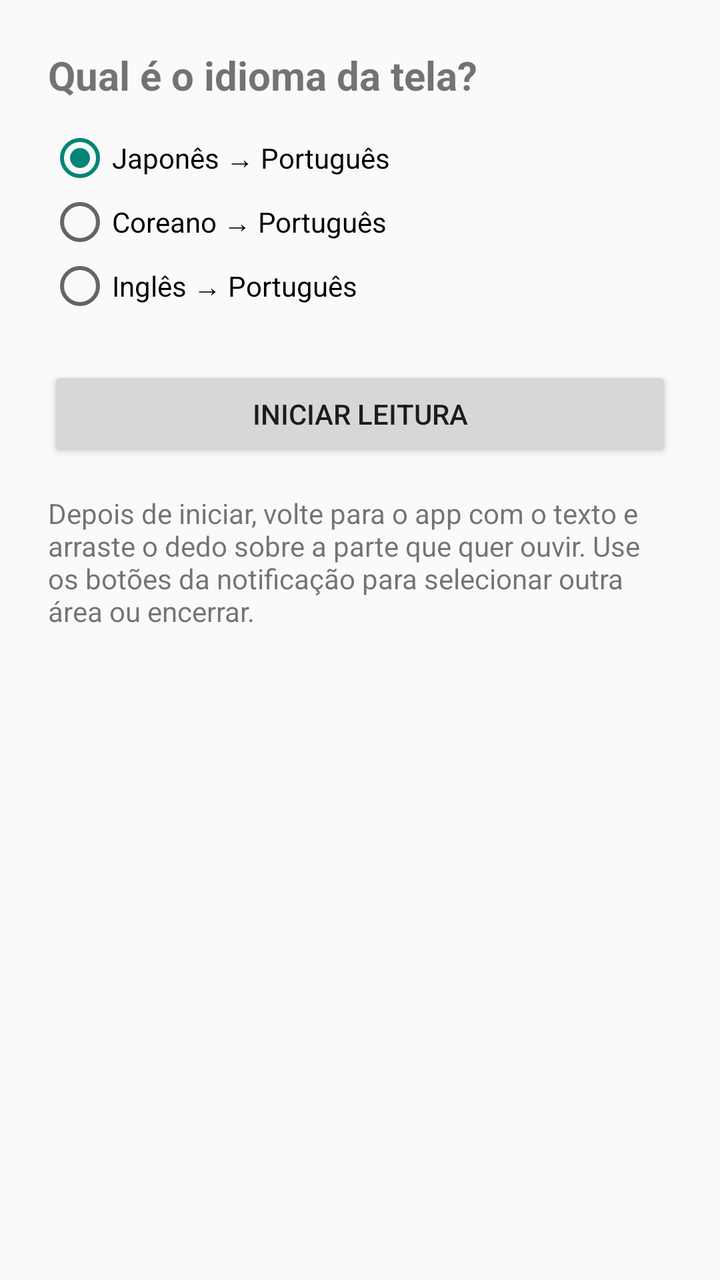
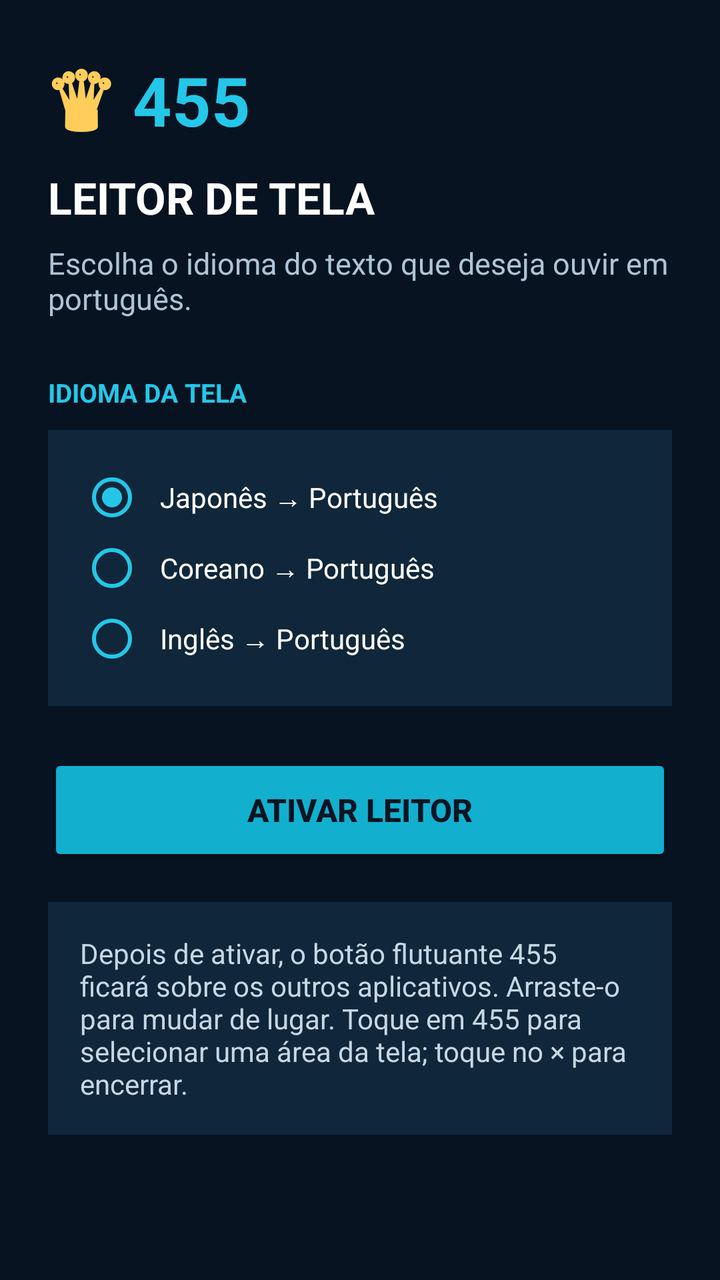

Before-and-after screenshots of an Android layout around one commit, followed by the original layout XML and the change that was made.
<!-- AndroidManifest.xml: application theme Theme.AppCompat.Light.DarkActionBar -->
<!-- res/layout/activity_main.xml -->
<?xml version="1.0" encoding="utf-8"?>
<LinearLayout xmlns:android="http://schemas.android.com/apk/res/android"
    android:layout_width="match_parent"
    android:layout_height="match_parent"
    android:orientation="vertical"
    android:padding="24dp">

    <TextView
        android:layout_width="wrap_content"
        android:layout_height="wrap_content"
        android:text="Qual é o idioma da tela?"
        android:textSize="20sp"
        android:textStyle="bold" />

    <RadioGroup
        android:id="@+id/rgLang"
        android:layout_width="wrap_content"
        android:layout_height="wrap_content"
        android:layout_marginTop="12dp">

        <RadioButton
            android:id="@+id/rbJa"
            android:layout_width="wrap_content"
            android:layout_height="wrap_content"
            android:checked="true"
            android:text="Japonês → Português" />

        <RadioButton
            android:id="@+id/rbKo"
            android:layout_width="wrap_content"
            android:layout_height="wrap_content"
            android:text="Coreano → Português" />

        <RadioButton
            android:id="@+id/rbEn"
            android:layout_width="wrap_content"
            android:layout_height="wrap_content"
            android:text="Inglês → Português" />
    </RadioGroup>

    <Button
        android:id="@+id/btnStart"
        android:layout_width="match_parent"
        android:layout_height="wrap_content"
        android:layout_marginTop="24dp"
        android:text="Iniciar leitura" />

    <TextView
        android:layout_width="wrap_content"
        android:layout_height="wrap_content"
        android:layout_marginTop="16dp"
        android:text="Depois de iniciar, volte para o app com o texto e arraste o dedo sobre a parte que quer ouvir. Use os botões da notificação para selecionar outra área ou encerrar."
        android:textSize="14sp" />

</LinearLayout>
<!-- resources referenced by this layout -->
<resources>

</resources>

<!-- the commit's change to res/layout/activity_main.xml (unified diff, before → after) -->
@@ -1,55 +1,19 @@
 <?xml version="1.0" encoding="utf-8"?>
-<LinearLayout xmlns:android="http://schemas.android.com/apk/res/android"
-    android:layout_width="match_parent"
-    android:layout_height="match_parent"
-    android:orientation="vertical"
-    android:padding="24dp">
-
-    <TextView
-        android:layout_width="wrap_content"
-        android:layout_height="wrap_content"
-        android:text="Qual é o idioma da tela?"
-        android:textSize="20sp"
-        android:textStyle="bold" />
-
-    <RadioGroup
-        android:id="@+id/rgLang"
-        android:layout_width="wrap_content"
-        android:layout_height="wrap_content"
-        android:layout_marginTop="12dp">
-
-        <RadioButton
-            android:id="@+id/rbJa"
-            android:layout_width="wrap_content"
-            android:layout_height="wrap_content"
-            android:checked="true"
-            android:text="Japonês → Português" />
-
-        <RadioButton
-            android:id="@+id/rbKo"
-            android:layout_width="wrap_content"
-            android:layout_height="wrap_content"
-            android:text="Coreano → Português" />
-
-        <RadioButton
-            android:id="@+id/rbEn"
-            android:layout_width="wrap_content"
-            android:layout_height="wrap_content"
-            android:text="Inglês → Português" />
-    </RadioGroup>
-
-    <Button
-        android:id="@+id/btnStart"
-        android:layout_width="match_parent"
-        android:layout_height="wrap_content"
-        android:layout_marginTop="24dp"
-        android:text="Iniciar leitura" />
-
-    <TextView
-        android:layout_width="wrap_content"
-        android:layout_height="wrap_content"
-        android:layout_marginTop="16dp"
-        android:text="Depois de iniciar, volte para o app com o texto e arraste o dedo sobre a parte que quer ouvir. Use os botões da notificação para selecionar outra área ou encerrar."
-        android:textSize="14sp" />
-
+<ScrollView xmlns:android="http://schemas.android.com/apk/res/android" android:layout_width="match_parent" android:layout_height="match_parent" android:background="#071321" android:fillViewport="true">
+<LinearLayout android:layout_width="match_parent" android:layout_height="wrap_content" android:orientation="vertical" android:padding="24dp">
+<LinearLayout android:layout_width="wrap_content" android:layout_height="wrap_content" android:orientation="horizontal" android:gravity="center_vertical">
+<TextView android:layout_width="wrap_content" android:layout_height="wrap_content" android:text="♛" android:textColor="#FFCD5A" android:textSize="38sp" android:textStyle="bold"/>
+<TextView android:layout_width="wrap_content" android:layout_height="wrap_content" android:layout_marginStart="10dp" android:text="455" android:textColor="#24C7E8" android:textSize="34sp" android:textStyle="bold"/>
 </LinearLayout>
+<TextView android:layout_width="wrap_content" android:layout_height="wrap_content" android:layout_marginTop="8dp" android:text="LEITOR DE TELA" android:textColor="#FFFFFF" android:textSize="22sp" android:textStyle="bold"/>
+<TextView android:layout_width="match_parent" android:layout_height="wrap_content" android:layout_marginTop="8dp" android:text="Escolha o idioma do texto que deseja ouvir em português." android:textColor="#AFC4D5" android:textSize="15sp"/>
+<TextView android:layout_width="wrap_content" android:layout_height="wrap_content" android:layout_marginTop="28dp" android:text="IDIOMA DA TELA" android:textColor="#24C7E8" android:textStyle="bold" android:textSize="13sp"/>
+<RadioGroup android:id="@+id/rgLang" android:layout_width="match_parent" android:layout_height="wrap_content" android:layout_marginTop="10dp" android:background="#10263A" android:padding="16dp">
+<RadioButton android:id="@+id/rbJa" android:layout_width="match_parent" android:layout_height="wrap_content" android:checked="true" android:buttonTint="#24C7E8" android:text="Japonês → Português" android:textColor="#FFFFFF" android:padding="8dp"/>
+<RadioButton android:id="@+id/rbKo" android:layout_width="match_parent" android:layout_height="wrap_content" android:buttonTint="#24C7E8" android:text="Coreano → Português" android:textColor="#FFFFFF" android:padding="8dp"/>
+<RadioButton android:id="@+id/rbEn" android:layout_width="match_parent" android:layout_height="wrap_content" android:buttonTint="#24C7E8" android:text="Inglês → Português" android:textColor="#FFFFFF" android:padding="8dp"/>
+</RadioGroup>
+<Button android:id="@+id/btnStart" android:layout_width="match_parent" android:layout_height="56dp" android:layout_marginTop="24dp" android:backgroundTint="#13AFCF" android:text="ATIVAR LEITOR" android:textColor="#061522" android:textStyle="bold" android:textSize="16sp"/>
+<TextView android:layout_width="match_parent" android:layout_height="wrap_content" android:layout_marginTop="18dp" android:background="#10263A" android:padding="16dp" android:text="Depois de ativar, o botão flutuante 455 ficará sobre os outros aplicativos. Arraste-o para mudar de lugar. Toque em 455 para selecionar uma área da tela; toque no × para encerrar." android:textColor="#C6D7E4" android:textSize="14sp"/>
+</LinearLayout>
+</ScrollView>
